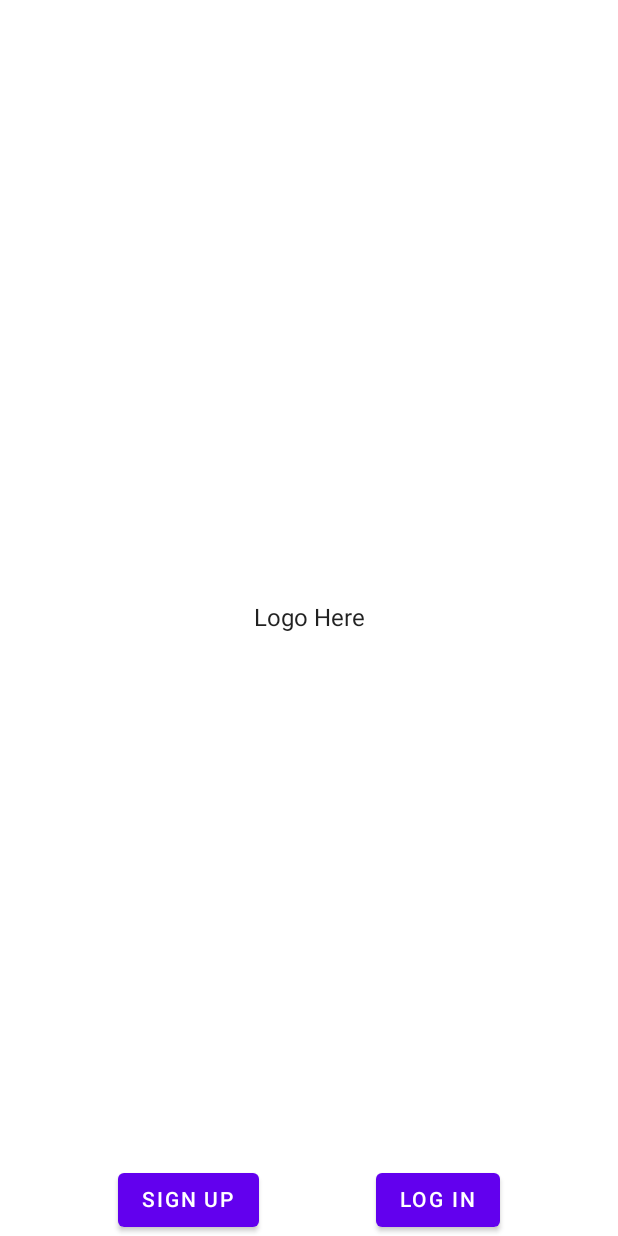
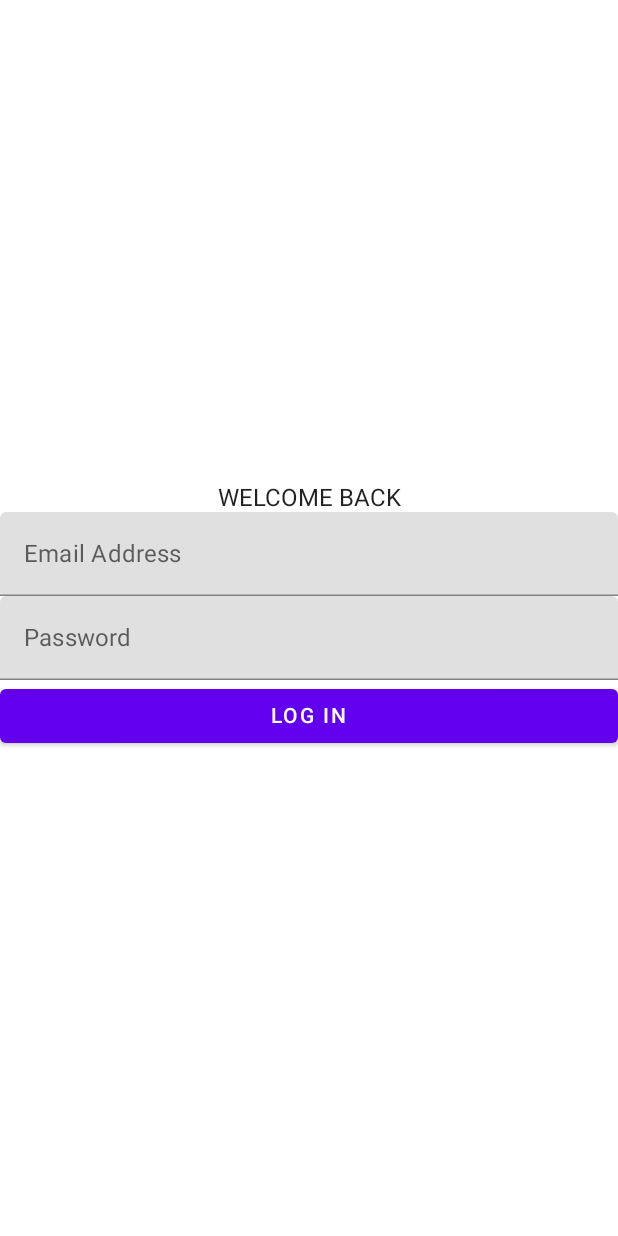
Before and after one commit to myotive/compose-dev-challenge-3, an Android app built with Jetpack Compose: the screen it shows after launch (MainActivity), after a tap on "SIGN UP", on a phone screen of 412 x 824 dp. Run offline under Robolectric (Android 15) with nearby library versions, the phone set to English and light mode, and no system bars; our stand-ins replace Timber.

Commit message:
Add Login Screen

```diff
--- a/app/src/main/java/com/example/androiddevchallenge/MainActivity.kt
+++ b/app/src/main/java/com/example/androiddevchallenge/MainActivity.kt
@@ -28,6 +28,7 @@ import androidx.navigation.compose.NavHost
 import androidx.navigation.compose.composable
 import androidx.navigation.compose.navigate
 import androidx.navigation.compose.rememberNavController
+import com.example.androiddevchallenge.screens.LoginScreen
 import com.example.androiddevchallenge.screens.WelcomeScreen
 import com.example.androiddevchallenge.ui.theme.MyTheme
 
@@ -53,12 +54,14 @@ fun MyApp() {
 
             composable(route = "welcome") {
                 WelcomeScreen(){
-
+                    navController.navigate("login")
                 }
             }
 
             composable(route = "login") {
+                LoginScreen() {
 
+                }
             }
 
             composable(route = "home") {
--- /dev/null
+++ b/app/src/main/java/com/example/androiddevchallenge/screens/LoginScreen.kt
@@ -0,0 +1,67 @@
+package com.example.androiddevchallenge.screens
+
+import androidx.compose.foundation.layout.Arrangement
+import androidx.compose.foundation.layout.Column
+import androidx.compose.foundation.layout.Row
+import androidx.compose.foundation.layout.fillMaxSize
+import androidx.compose.foundation.layout.fillMaxWidth
+import androidx.compose.foundation.text.ClickableText
+import androidx.compose.material.Button
+import androidx.compose.material.Text
+import androidx.compose.material.TextField
+import androidx.compose.runtime.Composable
+import androidx.compose.runtime.mutableStateOf
+import androidx.compose.runtime.remember
+import androidx.compose.ui.Alignment
+import androidx.compose.ui.Modifier
+import androidx.compose.ui.graphics.Color
+import androidx.compose.ui.platform.LocalUriHandler
+import androidx.compose.ui.text.SpanStyle
+import androidx.compose.ui.text.buildAnnotatedString
+import androidx.compose.ui.text.style.TextAlign
+import androidx.compose.ui.text.style.TextDecoration
+import androidx.compose.ui.tooling.preview.Preview
+import timber.log.Timber
+
+@Composable
+fun LoginScreen(onLogin: () -> Unit = {}) {
+
+    val emailAddress = remember { mutableStateOf("") }
+    val password = remember { mutableStateOf("") }
+
+    Column(
+        modifier = Modifier.fillMaxSize(),
+        horizontalAlignment = Alignment.CenterHorizontally,
+        verticalArrangement = Arrangement.Center,
+    ) {
+        Text(
+            modifier = Modifier.fillMaxWidth(),
+            textAlign = TextAlign.Center,
+            text = "WELCOME BACK"
+        )
+
+        TextField(value = emailAddress.value,
+            modifier = Modifier.fillMaxWidth(),
+            label = { Text("Email Address") },
+            onValueChange = { emailAddress.value = it })
+
+        TextField(value = password.value,
+            modifier = Modifier.fillMaxWidth(),
+            label = { Text("Password") },
+            onValueChange = { password.value = it })
+
+        Button(
+            modifier = Modifier.fillMaxWidth(),
+            onClick = {
+                Timber.i("Login Button Clicked")
+                onLogin()
+            }) {
+            Text(text = "LOG IN")
+        }
+    }
+}
+
+
+@Preview
+@Composable
+fun LoginScreenPreview() = LoginScreen()
```
